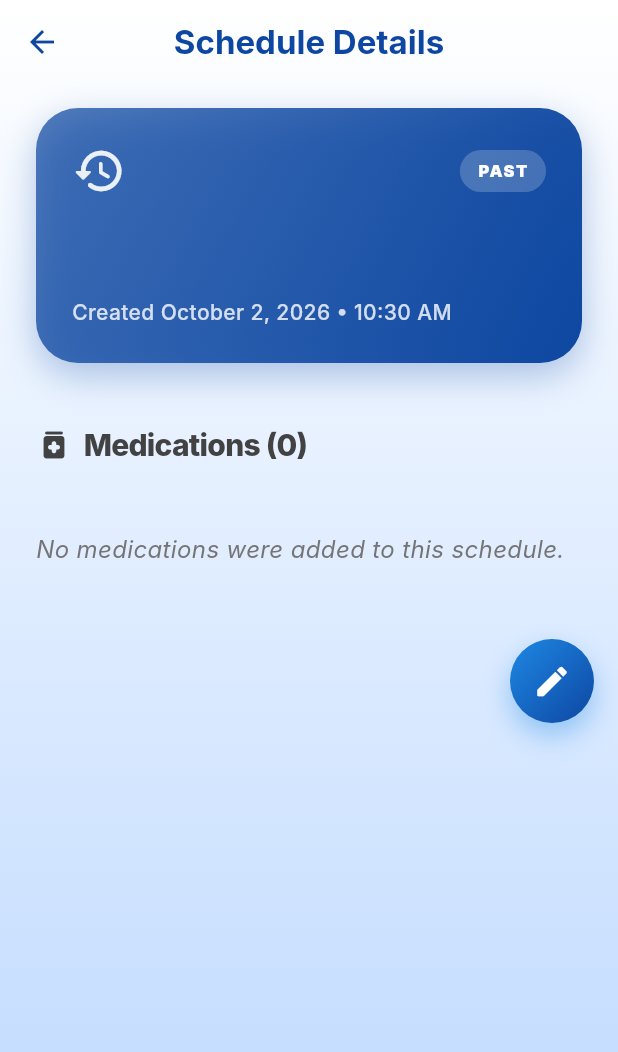
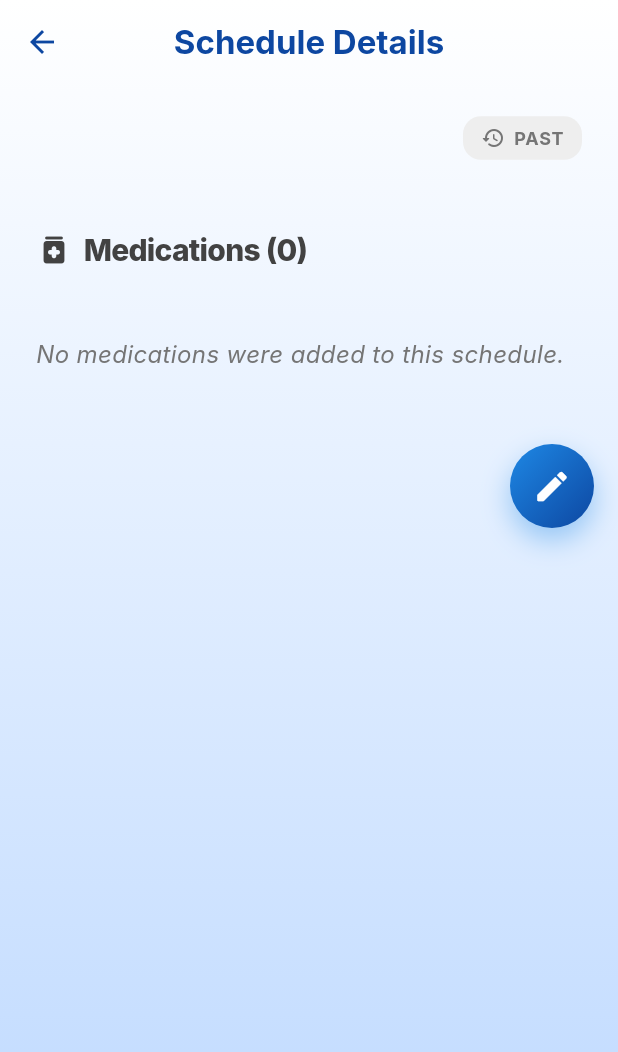
Before and after one commit to Ashiy-Ishan/AgeLink_esp32, a Flutter app: the ScheduleDetailsPage screen opened directly with empty values, on a phone screen of 412 x 824 dp. Shown: the top 1052 px of the screen. Run offline on Flutter 3.47's test engine with Material 3 defaults, Android fonts, the phone set to English and light mode, and no system bars; our stand-ins replace cloud_firestore, firebase_auth, firebase_core, firebase_database, firebase_storage, flutter_blue_plus and 3 more; accounts and stored records are empty; Roboto replaces fonts that are missing (Inter).

Commit message:
Updated schedule details page UI

```diff
--- a/AgeLink/lib/schedule_details_page.dart
+++ b/AgeLink/lib/schedule_details_page.dart
@@ -2,13 +2,12 @@
 
 import 'package:flutter/material.dart';
 import 'package:cloud_firestore/cloud_firestore.dart';
-import 'package:intl/intl.dart';
 import 'constants.dart';
 import 'gradient_scaffold.dart';
-import 'edit_full_schedule_page.dart'; // Make sure you created this file from the previous step
+import 'edit_full_schedule_page.dart';
 
 class ScheduleDetailsPage extends StatelessWidget {
-  final String scheduleId; // <-- DEFINED HERE
+  final String scheduleId;
   final String scheduleName;
   final Timestamp? createdAt;
   final bool isActive;
@@ -16,17 +15,12 @@ class ScheduleDetailsPage extends StatelessWidget {
 
   const ScheduleDetailsPage({
     super.key,
-    required this.scheduleId, // <-- ADDED TO CONSTRUCTOR
+    required this.scheduleId,
     required this.scheduleName,
     required this.createdAt,
     required this.isActive,
     required this.medications,
   });
-
-  String _formatTimestamp(Timestamp? timestamp) {
-    if (timestamp == null) return 'Unknown Date';
-    return DateFormat('MMMM d, yyyy • h:mm a').format(timestamp.toDate());
-  }
 
   String _formatTime12h(String time24h) {
     try {
@@ -43,7 +37,6 @@ class ScheduleDetailsPage extends StatelessWidget {
   }
 
   void _navigateToEditSchedule(BuildContext context) {
-    // Navigates to the Edit Page passing all current data
     Navigator.push(
         context,
         MaterialPageRoute(
@@ -57,71 +50,48 @@ class ScheduleDetailsPage extends StatelessWidget {
     );
   }
 
-  // --- MODERN UI: Fluid Timeline Row (Zero Boxes) ---
-  Widget _buildTimelineMedRow(Map<String, dynamic> med, bool isLast, BuildContext context) {
+  // --- SIMPLE UI: Clean Medication Card ---
+  Widget _buildMedicationRow(Map<String, dynamic> med) {
     final name = med['name'] ?? 'Unknown';
     final dosage = med['dosage'] ?? 'N/A';
     final time = med['time'] ?? '00:00';
 
-    return IntrinsicHeight(
-      child: Row(
-        crossAxisAlignment: CrossAxisAlignment.stretch,
-        children: [
-          // Left Side: Time
-          SizedBox(
-            width: 75,
-            child: Column(
-              crossAxisAlignment: CrossAxisAlignment.end,
-              children: [
-                Text(
-                  _formatTime12h(time),
-                  style: const TextStyle(
-                    color: Color(0xFF1E88E5),
-                    fontSize: 15,
-                    fontWeight: FontWeight.w800,
-                  ),
-                  textAlign: TextAlign.right,
+    return Container(
+      margin: const EdgeInsets.only(bottom: 16),
+      padding: const EdgeInsets.all(16),
+      decoration: BoxDecoration(
+        color: Colors.white,
+        borderRadius: BorderRadius.circular(16),
+        boxShadow: [
+          BoxShadow(
+            color: Colors.black.withValues(alpha: 0.03),
+            blurRadius: 10,
+            offset: const Offset(0, 4),
           ),
         ],
+      ),
+      child: Row(
+        children: [
+          // Time Block
+          Container(
+            padding: const EdgeInsets.symmetric(horizontal: 12, vertical: 8),
+            decoration: BoxDecoration(
+              color: Colors.grey.shade100,
+              borderRadius: BorderRadius.circular(12),
+            ),
+            child: Text(
+              _formatTime12h(time),
+              style: TextStyle(
+                color: Constants.darkGrey,
+                fontWeight: FontWeight.w800,
+                fontSize: 15,
+              ),
             ),
           ),
           const SizedBox(width: 16),
 
-          // Timeline Node & Line
-          Column(
-            children: [
-              Container(
-                margin: const EdgeInsets.only(top: 4),
-                width: 14,
-                height: 14,
-                decoration: BoxDecoration(
-                    color: Colors.white,
-                    border: Border.all(color: const Color(0xFF1E88E5), width: 3.5),
-                    shape: BoxShape.circle,
-                    boxShadow: [
-                      BoxShadow(
-                        color: const Color(0xFF1E88E5).withValues(alpha: 0.4),
-                        blurRadius: 8,
-                      )
-                    ]
-                ),
-              ),
-              if (!isLast)
+          // Medication Details
           Expanded(
-                  child: Container(
-                    width: 2,
-                    color: const Color(0xFF1E88E5).withValues(alpha: 0.2),
-                    margin: const EdgeInsets.symmetric(vertical: 4),
-                  ),
-                ),
-            ],
-          ),
-          const SizedBox(width: 16),
-
-          // Right Side: Medication Content
-          Expanded(
-            child: Padding(
-              padding: const EdgeInsets.only(bottom: 32.0),
             child: Column(
               crossAxisAlignment: CrossAxisAlignment.start,
               children: [
@@ -129,28 +99,27 @@ class ScheduleDetailsPage extends StatelessWidget {
                   name,
                   style: TextStyle(
                     fontWeight: FontWeight.bold,
-                      fontSize: 19,
+                    fontSize: 18,
                     color: Constants.darkGrey,
                     letterSpacing: -0.3,
                   ),
                 ),
-                  const SizedBox(height: 6),
+                const SizedBox(height: 4),
                 Row(
                   children: [
-                      Icon(Icons.medication_liquid_rounded, size: 16, color: Constants.mediumGrey),
-                      const SizedBox(width: 6),
+                    Icon(Icons.medication_liquid_rounded, size: 14, color: Constants.mediumGrey),
+                    const SizedBox(width: 4),
                     Text(
                       'Dosage: $dosage',
                       style: TextStyle(
                         color: Constants.mediumGrey,
-                          fontSize: 15,
-                          fontWeight: FontWeight.w600,
+                        fontSize: 14,
+                        fontWeight: FontWeight.w500,
                       ),
                     ),
                   ],
                 ),
               ],
-              ),
             ),
           ),
         ],
@@ -187,77 +156,54 @@ class ScheduleDetailsPage extends StatelessWidget {
             child: Column(
               crossAxisAlignment: CrossAxisAlignment.start,
               children: [
-                // Overview Hero Card
-                Container(
-                  width: double.infinity,
-                  padding: const EdgeInsets.all(24),
-                  decoration: BoxDecoration(
-                    gradient: LinearGradient(
-                      colors: isActive
-                          ? [const Color(0xFF4CAF50), const Color(0xFF2E7D32)]
-                          : [Constants.darkblue.withValues(alpha: 0.7), Constants.darkblue],
-                      begin: Alignment.topLeft,
-                      end: Alignment.bottomRight,
-                    ),
-                    borderRadius: BorderRadius.circular(28),
-                    boxShadow: [
-                      BoxShadow(
-                        color: (isActive ? const Color(0xFF4CAF50) : Constants.darkblue).withValues(alpha: 0.3),
-                        blurRadius: 20,
-                        offset: const Offset(0, 8),
-                      ),
-                    ],
-                  ),
-                  child: Column(
-                    crossAxisAlignment: CrossAxisAlignment.start,
-                    children: [
+
+                // --- HEADER: Name and Status Inline ---
                 Row(
+                  crossAxisAlignment: CrossAxisAlignment.center,
                   mainAxisAlignment: MainAxisAlignment.spaceBetween,
                   children: [
-                          Icon(
-                              isActive ? Icons.verified_rounded : Icons.history_rounded,
-                              color: Colors.white.withValues(alpha: 0.9),
-                              size: 36
-                          ),
-                          Container(
-                            padding: const EdgeInsets.symmetric(horizontal: 12, vertical: 6),
-                            decoration: BoxDecoration(
-                              color: Colors.white.withValues(alpha: 0.2),
-                              borderRadius: BorderRadius.circular(20),
-                            ),
+                    Expanded(
                       child: Text(
-                              isActive ? 'ACTIVE' : 'PAST',
-                              style: const TextStyle(
-                                color: Colors.white,
-                                fontWeight: FontWeight.w900,
-                                fontSize: 11,
-                                letterSpacing: 1.0,
-                              ),
-                            ),
-                          ),
-                        ],
-                      ),
-                      const SizedBox(height: 20),
-                      Text(
                         scheduleName,
-                        style: const TextStyle(
-                          color: Colors.white,
+                        style: TextStyle(
+                          color: Constants.darkGrey,
                           fontSize: 28,
                           fontWeight: FontWeight.w800,
                           letterSpacing: -0.5,
                         ),
                       ),
-                      const SizedBox(height: 6),
+                    ),
+                    const SizedBox(width: 16),
+                    Container(
+                      padding: const EdgeInsets.symmetric(horizontal: 12, vertical: 6),
+                      decoration: BoxDecoration(
+                        color: isActive
+                            ? const Color(0xFF4CAF50).withValues(alpha: 0.1)
+                            : Colors.grey.shade200,
+                        borderRadius: BorderRadius.circular(12),
+                      ),
+                      child: Row(
+                        mainAxisSize: MainAxisSize.min,
+                        children: [
+                          Icon(
+                            isActive ? Icons.verified_rounded : Icons.history_rounded,
+                            size: 16,
+                            color: isActive ? const Color(0xFF4CAF50) : Constants.mediumGrey,
+                          ),
+                          const SizedBox(width: 6),
                           Text(
-                        'Created ${_formatTimestamp(createdAt)}',
+                            isActive ? 'ACTIVE' : 'PAST',
                             style: TextStyle(
-                          color: Colors.white.withValues(alpha: 0.8),
-                          fontSize: 14,
-                          fontWeight: FontWeight.w500,
+                              color: isActive ? const Color(0xFF4CAF50) : Constants.mediumGrey,
+                              fontWeight: FontWeight.bold,
+                              fontSize: 12,
+                              letterSpacing: 0.5,
                             ),
                           ),
                         ],
                       ),
+                    ),
+                  ],
                 ),
 
                 const SizedBox(height: 40),
@@ -280,7 +226,7 @@ class ScheduleDetailsPage extends StatelessWidget {
                 ),
                 const SizedBox(height: 24),
 
-                // Meds Timeline List
+                // Meds List
                 if (sortedMeds.isEmpty)
                   Padding(
                     padding: const EdgeInsets.symmetric(vertical: 20.0),
@@ -291,17 +237,13 @@ class ScheduleDetailsPage extends StatelessWidget {
                   )
                 else
                   ...List.generate(sortedMeds.length, (index) {
-                    return _buildTimelineMedRow(
-                        sortedMeds[index],
-                        index == sortedMeds.length - 1,
-                        context
-                    );
+                    return _buildMedicationRow(sortedMeds[index]);
                   }),
               ],
             ),
           ),
 
-          // 2. The Custom Floating Action Button Layer
+          // Custom Floating Action Button Layer
           Positioned(
             bottom: 16,
             right: 16,
```
Lines whose indentation alone changed are shown as unchanged.
